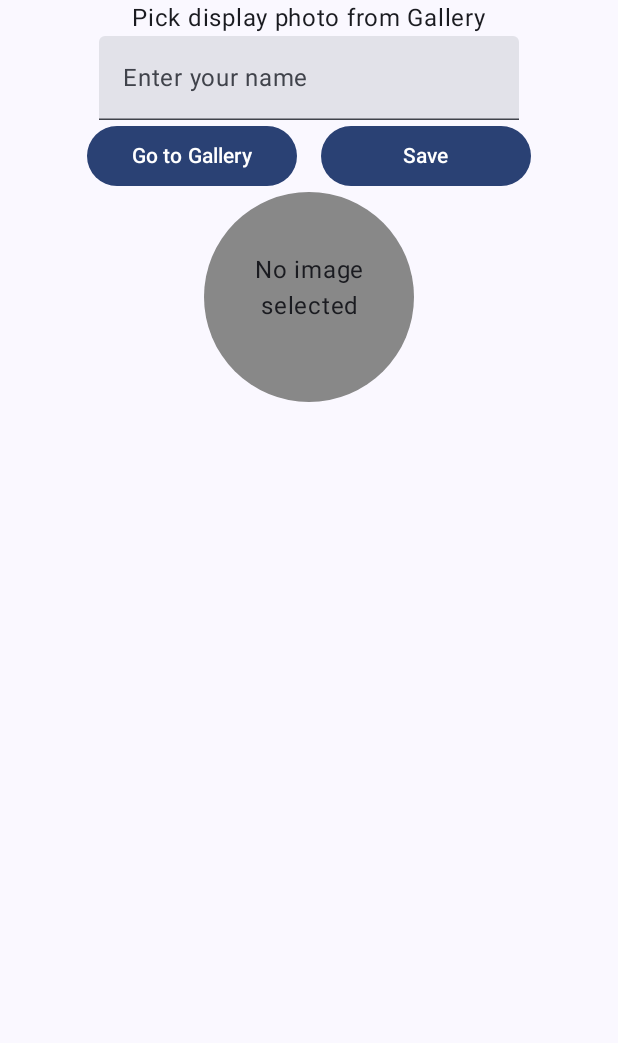
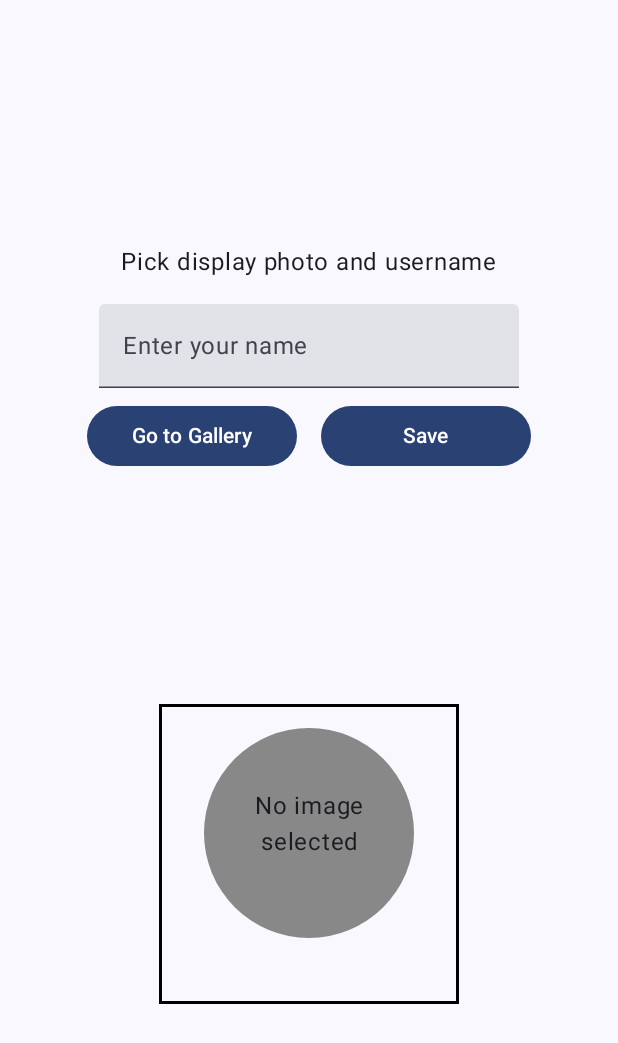
Before and after one commit to sarahmarie23/Spring-2024-App-Project, an Android app built with Jetpack Compose: the screen it shows after launch (MainActivity), on a phone screen of 412 x 824 dp. Shown: the top 1043 px of the screen. Run offline under Robolectric (Android 15) with nearby library versions, the phone set to English and light mode, and no system bars.

Commit message:
spacing issues improved

```diff
--- a/app/src/main/java/com/example/css545application/ui/SettingsScreen.kt
+++ b/app/src/main/java/com/example/css545application/ui/SettingsScreen.kt
@@ -9,7 +9,9 @@ import android.widget.Toast
 import androidx.activity.compose.rememberLauncherForActivityResult
 import androidx.activity.result.PickVisualMediaRequest
 import androidx.activity.result.contract.ActivityResultContracts
+import androidx.compose.foundation.BorderStroke
 import androidx.compose.foundation.background
+import androidx.compose.foundation.border
 import androidx.compose.foundation.layout.Arrangement
 import androidx.compose.foundation.layout.Box
 import androidx.compose.foundation.layout.Column
@@ -68,56 +70,78 @@ fun UserSettings() {
 
     Column(
         horizontalAlignment = Alignment.CenterHorizontally,
+        verticalArrangement = Arrangement.SpaceEvenly,
         modifier = Modifier.fillMaxSize()
     ) {
-        Text(text = "Pick display photo from Gallery")
-        //imageDisplay(imageURI = imageURI, context = context)
+        Column(
+            horizontalAlignment = Alignment.CenterHorizontally
+        ) {
+            Text(text = "Pick display photo and username", modifier = Modifier.padding(8.dp))
             TextField(
                 value = userName,
-            onValueChange = {userName = it },
-            label = { Text("Enter your name") }
+                onValueChange = { userName = it },
+                label = { Text("Enter your name") },
+                modifier = Modifier.padding(8.dp)
             )
             Row(
                 horizontalArrangement = Arrangement.Center,
                 modifier = Modifier.fillMaxWidth()
             ) {
-            Button(onClick = {
+                Button(
+                    onClick = {
                         photoPickerLauncher.launch(
                             PickVisualMediaRequest(ActivityResultContracts.PickVisualMedia.ImageOnly)
                         )
-            }, modifier = Modifier.padding(horizontal = 8.dp).width(140.dp)
+                    }, modifier = Modifier
+                        .padding(horizontal = 8.dp)
+                        .width(140.dp)
                 ) {
                     Text(text = "Go to Gallery")
                 }
 
-            Button(onClick = {
-                imageURI?.let {uri ->
+                Button(
+                    onClick = {
+                        imageURI?.let { uri ->
                             val bitmap = imageGet(context, uri)
                             imageSave(context, uri)
                             isImageSaved = true
                             Toast.makeText(context, "User info updated", Toast.LENGTH_SHORT).show()
                         }
-            }, modifier = Modifier.padding(horizontal = 8.dp).width(140.dp)
+                    }, modifier = Modifier
+                        .padding(horizontal = 8.dp)
+                        .width(140.dp)
                 ) {
                     Text(text = "Save")
                 }
             }
-
-
-
-
-        //if (isImageSaved) {
+        }
+        Column(
+            horizontalAlignment = Alignment.CenterHorizontally,
+        ) {
+            Column(
+                verticalArrangement = Arrangement.SpaceEvenly,
+                modifier = Modifier
+                    .size(200.dp, 200.dp)
+                    .border(
+                        border = BorderStroke(width = 2.dp, color = Color.Black)
+                    )
+            ) {
+                Column(
+                    modifier = Modifier.fillMaxSize().padding(16.dp),
+                    verticalArrangement = Arrangement.SpaceBetween,
+                    horizontalAlignment = Alignment.CenterHorizontally
+                ) {
                     loadSavedImage(imageURI = imageURI, context = context)
                     Text(
                         text = userName.text,
                         textAlign = TextAlign.Center
                     )
-        //}
-
+                }
 
             }
 
-
+        }
+    }
 }
 
 @Composable
```
Lines whose indentation alone changed are shown as unchanged.
